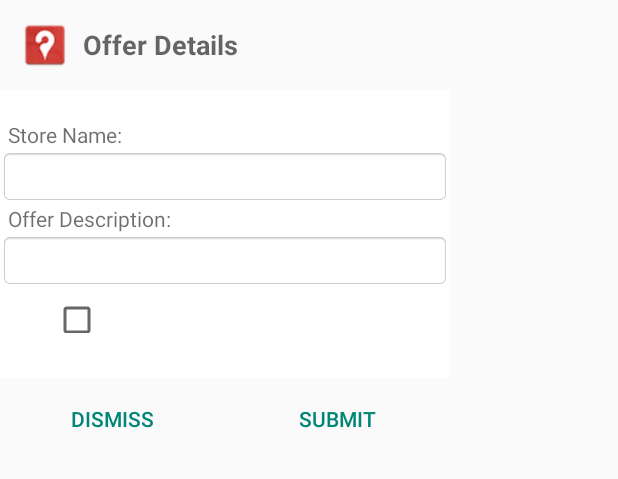
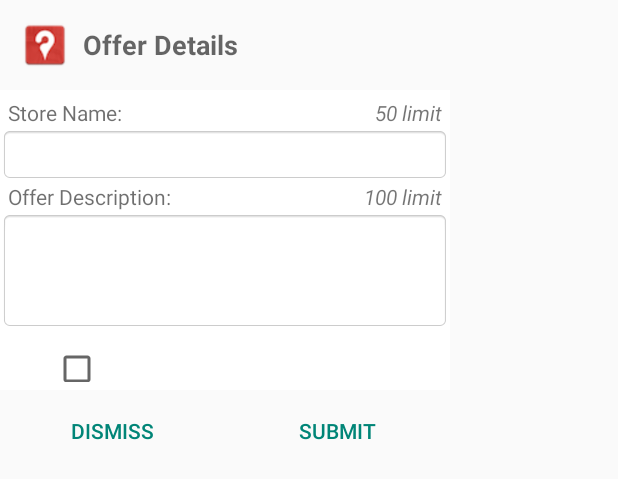
Before and after one commit to iaindownie/HurryHereNow, an Android app: the layout spot_offer_dialog.xml on its own in the app's theme, with its tools: preview values and no code run, on a phone screen of 412 x 824 dp. Shown: the top 479 px of the screen. Run offline under Robolectric (Android 15) with nearby library versions, the phone set to English and light mode, and no system bars.

Commit message:
Some more layout fixes from Richard. 1. Restrict the number of characters in StoreName (50) and OfferDesc fields (100) 2. Restrict the number of characters in Ratings field (100) 3. Improve layout of Spot & Share and Rating dialogs so that T7C are always visible

```diff
--- a/app/src/main/res/layout/fragment_retailer_detail.xml
+++ b/app/src/main/res/layout/fragment_retailer_detail.xml
@@ -22,7 +22,7 @@
             android:layout_marginRight="20dp"
             android:background="@color/Red_700"
             android:gravity="center_vertical"
-            android:text="&lt; Back"
+            android:text="@string/back"
             android:textColor="@color/lighter_gray"
             android:textSize="15dip"
             android:textStyle="bold"
--- a/app/src/main/res/layout/rate_dialog.xml
+++ b/app/src/main/res/layout/rate_dialog.xml
@@ -26,7 +26,11 @@
             android:layout_width="match_parent"
             android:layout_height="wrap_content"
             android:background="@android:drawable/editbox_background_normal"
-            android:textColor="@android:color/black" />
+            android:textColor="@android:color/black"
+            android:inputType="textMultiLine"
+            android:lines="3"
+            android:maxLength="100"
+            android:maxLines="3"/>
 
     </LinearLayout>
 
--- a/app/src/main/res/layout/spot_offer_dialog.xml
+++ b/app/src/main/res/layout/spot_offer_dialog.xml
@@ -45,40 +45,81 @@
 
     <LinearLayout
         android:layout_width="match_parent"
-        android:layout_height="192dp"
+        android:layout_height="200dp"
         android:background="@android:color/white"
         android:orientation="vertical"
-        android:paddingBottom="30.0dip"
-        android:paddingTop="20.0dip">
+        android:paddingBottom="5.0dip"
+        android:paddingTop="5.0dip">
+
+        <LinearLayout
+            android:layout_width="match_parent"
+            android:layout_height="wrap_content"
+            android:orientation="horizontal">
 
             <TextView
                 android:id="@+id/txtStoreName"
-            android:layout_width="match_parent"
+                android:layout_width="wrap_content"
                 android:layout_height="wrap_content"
+                android:layout_weight="1.0"
                 android:paddingLeft="5.0dip"
                 android:text="@string/store_name"
                 android:textColor="@color/common_google_signin_btn_text_light" />
+
+            <TextView
+                android:id="@+id/txtStoreNameCounter"
+                android:layout_width="wrap_content"
+                android:layout_height="wrap_content"
+                android:gravity="right"
+                android:paddingRight="5dip"
+                android:text="@string/_50_limit"
+                android:textAppearance="?android:attr/textAppearanceSmall"
+                android:textStyle="italic" />
+        </LinearLayout>
 
         <EditText
             android:id="@+id/editStore"
             android:layout_width="match_parent"
             android:layout_height="wrap_content"
             android:background="@android:drawable/editbox_background_normal"
+            android:inputType="text"
+            android:maxLength="50"
+            android:maxLines="1"
             android:textColor="@android:color/black" />
+
+        <LinearLayout
+            android:layout_width="match_parent"
+            android:layout_height="wrap_content"
+            android:orientation="horizontal">
 
             <TextView
                 android:id="@+id/txtOfferDesc"
-            android:layout_width="match_parent"
+                android:layout_width="wrap_content"
                 android:layout_height="wrap_content"
+                android:layout_weight="1.0"
                 android:paddingLeft="5.0dip"
                 android:text="@string/offer_description"
                 android:textColor="@color/common_google_signin_btn_text_light" />
+
+            <TextView
+                android:id="@+id/txtOfferDescCounter"
+                android:layout_width="wrap_content"
+                android:layout_height="wrap_content"
+                android:gravity="right"
+                android:paddingRight="5dip"
+                android:text="@string/_100_limit"
+                android:textAppearance="?android:attr/textAppearanceSmall"
+                android:textStyle="italic" />
+        </LinearLayout>
 
         <EditText
             android:id="@+id/editOffer"
             android:layout_width="match_parent"
             android:layout_height="wrap_content"
             android:background="@android:drawable/editbox_background_normal"
+            android:inputType="textMultiLine"
+            android:lines="3"
+            android:maxLength="100"
+            android:maxLines="3"
             android:textColor="@android:color/black" />
 
         <LinearLayout
@@ -92,7 +133,7 @@
                 android:layout_width="wrap_content"
                 android:layout_height="wrap_content"
                 android:gravity="right|end"
-                android:paddingTop="5dp"
+                android:paddingTop="10dp"
                 android:text=""
                 android:textColor="@color/common_google_signin_btn_text_light" />
 
@@ -103,7 +144,7 @@
                 android:layout_marginLeft="30dp"
                 android:layout_weight="1.0"
                 android:gravity="top|end"
-                android:paddingBottom="20dp"
+                android:paddingBottom="25dp"
                 android:paddingLeft="20dp" />
 
         </LinearLayout>
--- a/app/src/main/res/values/strings.xml
+++ b/app/src/main/res/values/strings.xml
@@ -8,7 +8,7 @@
     <string name="talk_label">Talk</string>
     <string name="vendor_icon">Vendor icon</string>
     <string name="rating_title">What did you think of this offer?</string>
-    <string name="rating_thanks">Thanks you for rating this offer!</string>
+    <string name="rating_thanks">Thank you for rating this offer!</string>
     <string name="success">Success</string>
     <string name="dismiss">Dismiss</string>
     <string name="groceries">Groceries</string>
@@ -25,5 +25,8 @@
     <string name="submit">Submit</string>
     <string name="offer_uploaded">Offer uploaded</string>
     <string name="no_offers_found">No offers found</string>
+    <string name="_50_limit">50 limit</string>
+    <string name="_100_limit">100 limit</string>
+    <string name="back"><![CDATA[< Back]]></string>
 
 </resources>
```
Lines whose indentation alone changed are shown as unchanged.
